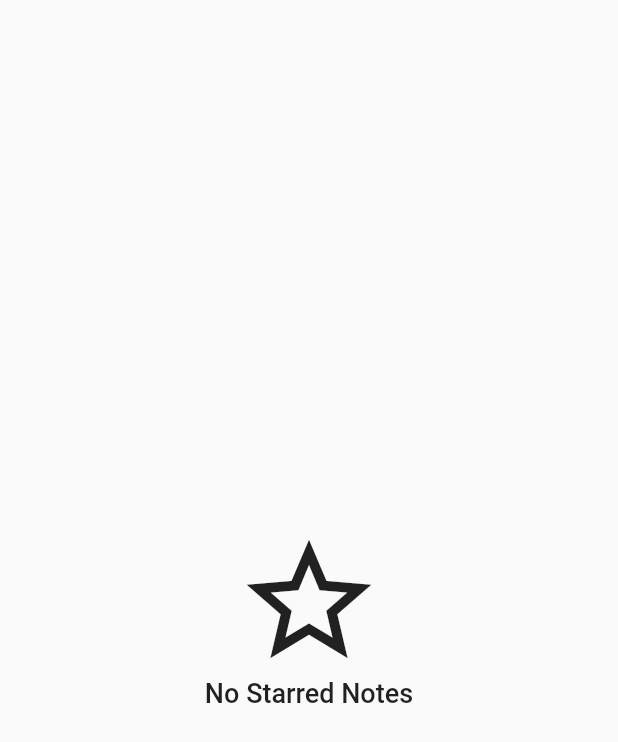
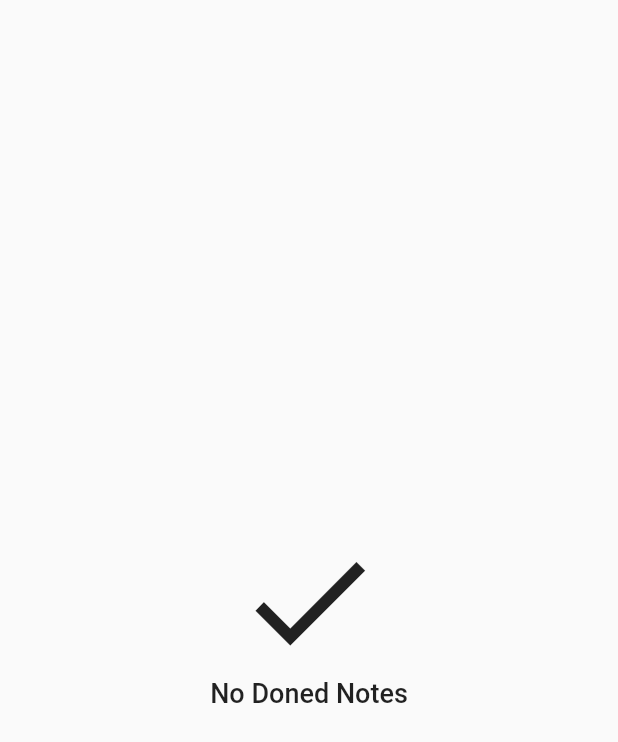
Before and after one commit to thejorabek/notes, a Flutter app: the DoneTabBar screen opened directly, on a phone screen of 412 x 824 dp. Shown: the top 742 px of the screen. Run offline on Flutter 3.47's test engine with Material 2 defaults, Android fonts, the light colour scheme and no system bars; missing offline and left inert: switcher_button.

Commit message:
Provder added

```diff
--- a/lib/components/my_drawer.dart
+++ b/lib/components/my_drawer.dart
@@ -1,5 +1,7 @@
 import 'package:flutter/material.dart';
 import 'package:list/home/settings_page.dart';
+import 'package:list/provider/theme_provider.dart';
+import 'package:provider/provider.dart';
 import '../home/deleted_notes_page.dart';
 
 class MyDrawer extends StatefulWidget {
@@ -15,7 +17,9 @@ class _MyDrawerState extends State<MyDrawer> {
   TextEditingController controller1 = TextEditingController();
   @override
   Widget build(BuildContext context) {
+    return Consumer(builder: ((context, value, child) {
       return Drawer(
+
           width: 250,
           child: Column(
             children: [
@@ -25,7 +29,6 @@ class _MyDrawerState extends State<MyDrawer> {
                 width: 250,
                 height: 0.5,
               ),
-
               GestureDetector(
                 child: const ListTile(
                   leading: Icon(Icons.delete),
@@ -61,5 +64,6 @@ class _MyDrawerState extends State<MyDrawer> {
               ),
             ],
           ));
+    }));
   }
 }
--- /dev/null
+++ b/lib/components/tabs/done_tab.dart
@@ -0,0 +1,51 @@
+import 'package:flutter/material.dart';
+import 'package:list/provider/delete_provider.dart';
+import 'package:list/provider/done_provider.dart';
+import 'package:provider/provider.dart';
+
+class DoneTabBar extends StatefulWidget {
+  const DoneTabBar({Key? key}) : super(key: key);
+
+  @override
+  State<DoneTabBar> createState() => _DoneTabBarState();
+}
+
+class _DoneTabBarState extends State<DoneTabBar> {
+  @override
+  Widget build(BuildContext context) {
+    final delete = context.watch<DeleteProvider>();
+    final done = context.watch<DoneProvider>();
+    return Consumer(builder: ((context, value, child) {
+      return Scaffold(
+        body: context.watch<DoneProvider>().done.isEmpty
+            ? Center(
+                child: Column(
+                  mainAxisAlignment: MainAxisAlignment.center,
+                  children: [
+                    Icon(Icons.done, size: 100),
+                    Text(
+                      'No Doned Notes',
+                      style: TextStyle(fontSize: 18, fontWeight: FontWeight.w500),
+                    ),
+                  ],
+                ),
+              )
+            : ListView.builder(
+                itemCount: context.watch<DoneProvider>().done.length,
+                itemBuilder: ((context, index) {
+                  return Card(
+                    child: ListTile(
+                        title: Text(context.watch<DoneProvider>().done[index]['title']),
+                        subtitle: Text(context.watch<DoneProvider>().done[index]['subtitle']),
+                        trailing: IconButton(
+                          icon: const Icon(Icons.delete),
+                          onPressed: () {
+                            delete.assNote(done.removeDone(index));
+                          },
+                        )),
+                  );
+                })),
+      );
+    }));
+  }
+}
--- a/lib/components/tabs/starred_tab.dart
+++ /dev/null
@@ -1,51 +0,0 @@
-import 'package:flutter/material.dart';
-import 'package:list/home/deleted_notes_page.dart';
-import 'package:list/home/home_page.dart';
-
-class DoneTabBar extends StatefulWidget {
-  const DoneTabBar({Key? key}) : super(key: key);
-
-  @override
-  State<DoneTabBar> createState() => _DoneTabBarState();
-}
-
-class _DoneTabBarState extends State<DoneTabBar> {
-  @override
-  Widget build(BuildContext context) {
-    return Scaffold(
-      body: starred.isEmpty
-          ? Center(
-              child: Column(
-                mainAxisAlignment: MainAxisAlignment.center,
-                children: [
-                  Icon(Icons.star_border, size: 100),
-                  Text(
-                    'No Starred Notes',
-                    style: TextStyle(fontSize: 18, fontWeight: FontWeight.w500),
-                  ),
-                ],
-              ),
-            )
-          : ListView.builder(
-              itemCount: starred.length,
-              itemBuilder: ((context, index) {
-                return Card(
-                  child: ListTile(
-                    title: Text(starred[index]['title']),
-                    subtitle: Text(starred[index]['subtitle']),
-                    trailing: IconButton(
-                    icon: const Icon(Icons.delete),
-                    onPressed: () {
-                      setState(() {
-                        delete.add(starred.removeAt(index));
-                      });
-                    },
-                    )
-                  ),
-                );
-              })),
-    );
-  }
-}
-
-List<Map<String, dynamic>> starred = [];
--- a/lib/main.dart
+++ b/lib/main.dart
@@ -1,5 +1,8 @@
 import 'package:flutter/material.dart';
 import 'package:list/provider/checkbox_provider.dart';
+import 'package:list/provider/delete_provider.dart';
+import 'package:list/provider/done_provider.dart';
+import 'package:list/provider/notes_provider.dart';
 import 'package:list/provider/theme_provider.dart';
 import 'package:provider/provider.dart';
 import 'home/home_page.dart';
@@ -17,6 +20,9 @@ class MyApp extends StatelessWidget {
         providers: [
           ChangeNotifierProvider(create: ((context) => ThemeProvider())),
           ChangeNotifierProvider(create: (context) => CheckboxProvider()),
+          ChangeNotifierProvider(create: (context)=>DoneProvider()),
+          ChangeNotifierProvider(create: (context)=>DeleteProvider()),
+          ChangeNotifierProvider(create: (context)=>NotesProvider())
         ],
         child: Consumer(
           builder: ((context, value, child) {
--- a/lib/provider/checkbox_provider.dart
+++ b/lib/provider/checkbox_provider.dart
@@ -1,11 +1,13 @@
 import 'package:flutter/material.dart';
+import 'package:list/provider/notes_provider.dart';
 
 class CheckboxProvider extends ChangeNotifier {
   bool _isChecked = false;
 
   bool get isChecked => _isChecked;
+  NotesProvider notes = NotesProvider();
 
-  void makeChacked() {
+  void makeChacked(var which) {
     _isChecked = !_isChecked;
     notifyListeners();
   }
--- /dev/null
+++ b/lib/provider/delete_provider.dart
@@ -0,0 +1,16 @@
+import 'package:flutter/widgets.dart';
+
+class DeleteProvider extends ChangeNotifier {
+  List<Map<String, dynamic>> _delete = [];
+
+  List<Map<String, dynamic>> get delete => _delete;
+
+  deleteNote(var note) {
+    _delete.removeAt(note);
+    notifyListeners();
+  }
+  assNote(var note) {
+    _delete.add(note);
+    notifyListeners();
+  }
+}
--- /dev/null
+++ b/lib/provider/done_provider.dart
@@ -0,0 +1,16 @@
+import 'package:flutter/widgets.dart';
+
+class DoneProvider extends ChangeNotifier {
+  List<Map<String, dynamic>> _done = [];
+
+  List<Map<String, dynamic>> get done => _done;
+
+  void addToDone(var which) {
+    _done.add(which);
+    notifyListeners();
+  }
+  removeDone(var which) {
+    _done.removeAt(which);
+    notifyListeners();
+  }
+}
--- /dev/null
+++ b/lib/provider/notes_provider.dart
@@ -0,0 +1,18 @@
+import 'package:flutter/material.dart';
+
+class NotesProvider extends ChangeNotifier {
+  List<Map<String, dynamic>> _notes = [];
+
+  List<Map<String, dynamic>> get notes => _notes;
+
+  void addToNotes(Map<String, dynamic> note) {
+    _notes.add(note);
+    notifyListeners();
+  }
+  void removeNote(var note) {
+    _notes.removeAt(note);
+    notifyListeners();
+  }
+
+
+}
```
Also changed, not shown: lib/components/tabs/archived_tab.dart (+13 -8 lines), lib/components/tabs/notes_tab.dart (+44 -24 lines), lib/home/deleted_notes_page.dart (+14 -15 lines), lib/home/home_page.dart (+3 -12 lines). Lines whose indentation alone changed are shown as unchanged.
